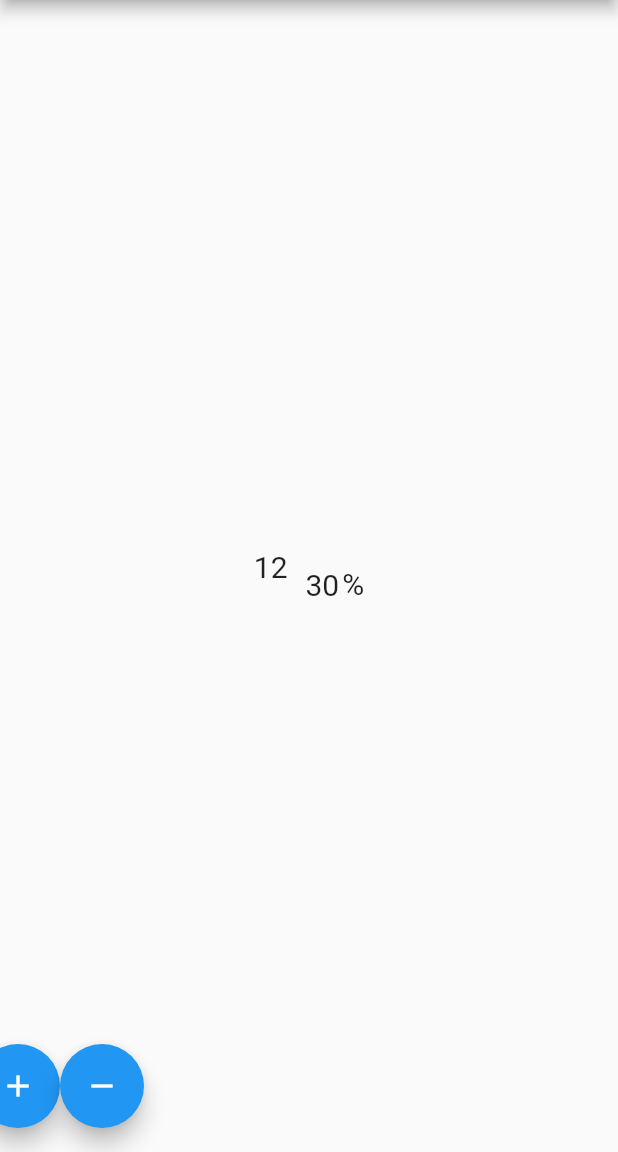
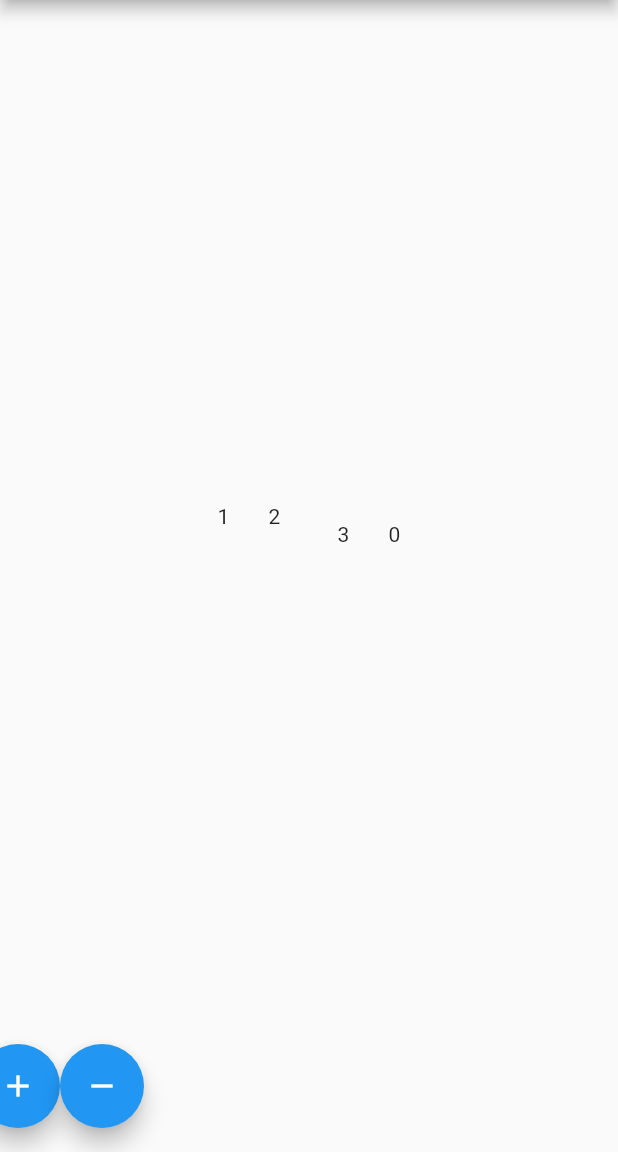
Before and after one commit to jake-bots/tickerIssue, a Flutter app: the screen it shows after launch, on a phone screen of 412 x 824 dp, the part 84-1236 px from its top. Run offline on Flutter 3.47's test engine with Material 2 defaults, Android fonts, the phone set to English and light mode, and no system bars.

Commit message:
Simplified code

```diff
--- a/lib/main.dart
+++ b/lib/main.dart
@@ -54,7 +54,7 @@ class _MyHomePageState extends State<MyHomePage> {
         child: Column(
           mainAxisAlignment: MainAxisAlignment.center,
           children: <Widget>[
-            PercentDigits(gain: _counter.toString(), isLending: false),
+            PercentDigits(gain: _counter.toString()),
           ],
         ),
       ),
--- a/lib/percent_digits.dart
+++ b/lib/percent_digits.dart
@@ -2,10 +2,9 @@ import 'package:flutter/material.dart';
 import 'package:tickerissue/single_digit.dart';
 
 class PercentDigits extends StatefulWidget {
-  PercentDigits({required this.gain, required this.isLending});
+  PercentDigits({required this.gain});
 
   final String gain;
-  final bool isLending;
 
   @override
   PercentDigitsState createState() => PercentDigitsState();
@@ -14,12 +13,6 @@ class PercentDigits extends StatefulWidget {
 class PercentDigitsState extends State<PercentDigits>
     with
         AutomaticKeepAliveClientMixin {
-  double digitHeight = 83.0;
-  double decimalHeight = 33.0;
-  double digitWidth = 34.0;
-  double decimalWidth = 14.0;
-  TextStyle? digitStyle;
-  TextStyle? decimalStyle;
 
   // Digits of the investment amount
   List<SingleDigit?> digits = List<SingleDigit?>.filled(10, null);
@@ -37,40 +30,11 @@ class PercentDigitsState extends State<PercentDigits>
 
   @override
   Widget build(BuildContext context) {
-    digitStyle = TextStyle(
-      fontSize: 20,
-      fontFamily: Theme.of(context).textTheme.headline2?.fontFamily,
-    );
-    decimalStyle = TextStyle(
-      fontSize: 20,
-      fontFamily: Theme.of(context).textTheme.headline2?.fontFamily,
-    );
-
-    // check the digit sizes and fix if they are too small
-    final Size realDigitSize = _getDigitSize(digitStyle);
-    final Size realDecimalSize = _getDigitSize(decimalStyle);
-
-    if (realDigitSize.width != digitWidth) {
-      digitWidth = realDigitSize.width;
-    }
-
-    if (realDecimalSize.width != decimalWidth) {
-      decimalWidth = realDecimalSize.width;
-    }
-
-    if (realDigitSize.height != digitHeight) {
-      digitHeight = realDigitSize.height;
-    }
-
-    if (realDecimalSize.height != decimalHeight) {
-      decimalHeight = realDecimalSize.height;
-    }
 
     // calculate value to display
     bool isNegative = false;
     double inputValue = 0.0;
     final double gainDouble = double.tryParse(widget.gain) ?? 0.00;
-    //double gainDouble = double.tryParse(viewModel.gain ?? '0.00') ?? 0.00;
     if (gainDouble < 0.0) {
       isNegative = true;
       inputValue = gainDouble.abs();
@@ -90,9 +54,6 @@ class PercentDigitsState extends State<PercentDigits>
       }
       if (digits[i] == null) {
         digits[i] = SingleDigit(
-          height: digitHeight,
-          width: digitWidth,
-          textStyle: digitStyle,
           initialValue: int.tryParse(beforeDecimal[i]) ?? 0,
         );
       } else {
@@ -103,9 +64,6 @@ class PercentDigitsState extends State<PercentDigits>
       if (decimals[j] == null) {
         decimals[j] = SingleDigit(
           initialValue: int.tryParse(afterDecimal[j]) ?? 0,
-          textStyle: decimalStyle,
-          height: decimalHeight,
-          width: decimalWidth,
         );
       } else {
         decimals[j]!.valueController.add(int.tryParse(afterDecimal[j]) ?? 0);
@@ -123,21 +81,13 @@ class PercentDigitsState extends State<PercentDigits>
             Row(children: <Widget>[
               Padding(
                   padding: EdgeInsets.only(
-                    top: widget.isLending ? 0 : 12,
+                    top: 12,
                     left: 12,
                   ),
                   child: decimals[0]),
               Padding(
-                  padding: EdgeInsets.only(top: widget.isLending ? 0 : 12),
+                  padding: EdgeInsets.only(top: 12),
                   child: decimals[1]),
-              Padding(
-                padding:
-                EdgeInsets.only(top: widget.isLending ? 0 : 10, left: 2),
-                child: Text(
-                  '%',
-                  style: decimalStyle,
-                ),
-              ),
             ]),
           ]),
         ]);
--- a/lib/single_digit.dart
+++ b/lib/single_digit.dart
@@ -4,36 +4,25 @@ import 'package:flutter/material.dart';
 // ignore: must_be_immutable
 class SingleDigit extends StatefulWidget {
   SingleDigit({
-    this.boxDecoration = const BoxDecoration(color: Colors.transparent),
-    this.textStyle,
     this.initialValue = 0,
-    this.height = 83,
-    this.width = 34,
   });
 
-  final TextStyle? textStyle;
-  final BoxDecoration boxDecoration;
   final int initialValue;
-  final double height;
-  final double width;
 
   StreamController<int> valueController = StreamController<int>();
 
   @override
   State<StatefulWidget> createState() {
     final _SingleDigitState _state =
-    _SingleDigitState(textStyle, boxDecoration, 0, initialValue);
+    _SingleDigitState(0, initialValue);
     return _state;
   }
 }
 
 class _SingleDigitState extends State<SingleDigit>
     with TickerProviderStateMixin {
-  _SingleDigitState(this._textStyle, this._boxDecoration, this._previousValue,
+  _SingleDigitState(this._previousValue,
       this._currentValue);
-
-  final TextStyle? _textStyle;
-  final BoxDecoration _boxDecoration;
 
   int _previousValue = 0;
   int _currentValue = 0;
@@ -82,25 +71,24 @@ class _SingleDigitState extends State<SingleDigit>
 
   @override
   Widget build(BuildContext context) {
-    final double verticalOffset = 0.0 - (_animation.value * widget.height);
+    final double verticalOffset = 0.0 - (_animation.value * 83);
 
     return Container(
-      decoration: _boxDecoration,
+      // decoration: _boxDecoration,
       child: SizedOverflowBox(
         alignment: Alignment.topCenter,
-        size: Size(widget.width, widget.height),
+        size: Size(34, 83),
         child: ClipRect(
-          clipper: CustomDigitClipper(Size(widget.width, widget.height)),
+          clipper: CustomDigitClipper(Size(34, 83)),
           child: Transform.translate(
             offset: Offset(0, verticalOffset),
             child: Column(
               children: <Widget>[
                 for (int i = 0; i < 10; i++)
                   Container(
-                    height: widget.height,
+                    height: 83,
                     child: Text(
                       i.toString(),
-                      style: _textStyle,
                       maxLines: 1,
                     ),
                   )
```
